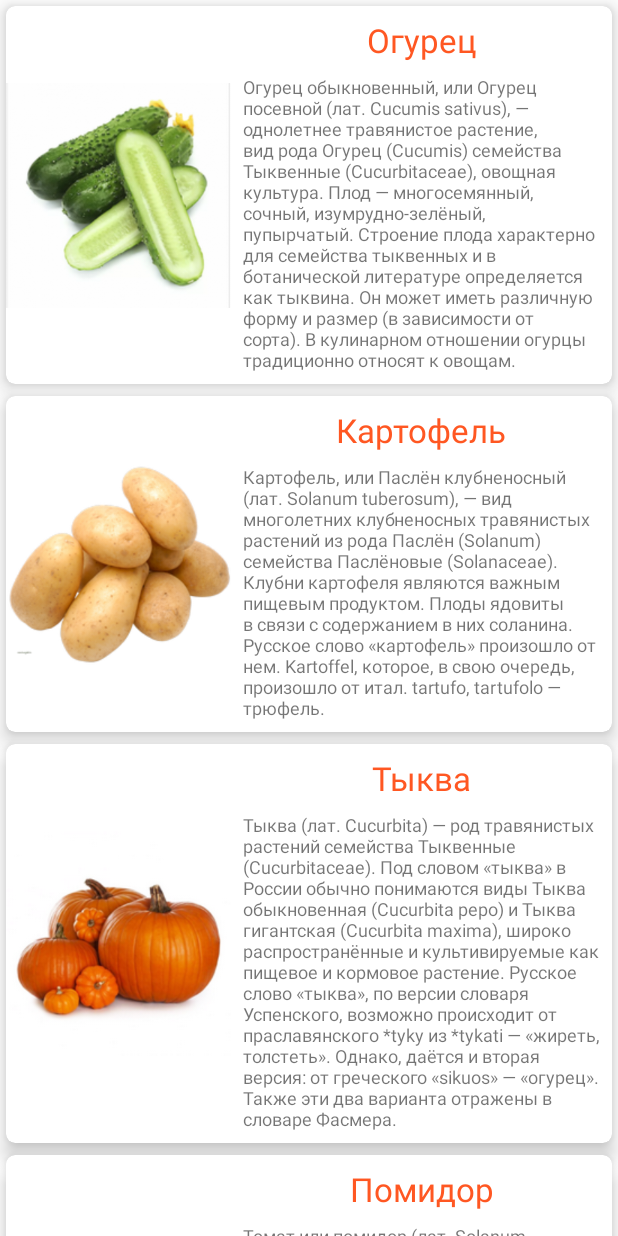
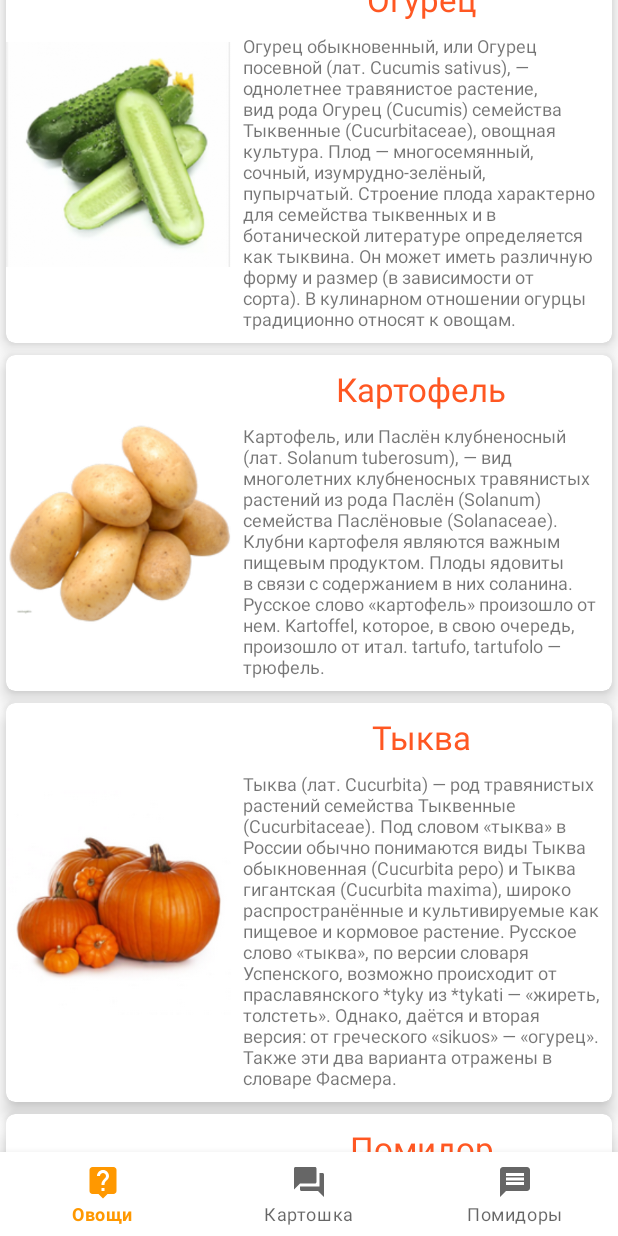
Before and after one commit to LeonovEgor/MaterialDesign5, an Android app: the fragment VegetablesFragment shown on its own in the app's theme, on a phone screen of 412 x 824 dp. Run offline under Robolectric (Android 15) with nearby library versions, the phone set to English and light mode, and no system bars; 2 statements that could not run were skipped.

Commit message:
1. Реализовано задание 1, 2, 3

```diff
--- /dev/null
+++ b/app/src/main/java/ru/leonov/hw/AllVegetablesFragment.java
@@ -0,0 +1,60 @@
+package ru.leonov.hw;
+
+import android.os.Bundle;
+import android.view.LayoutInflater;
+import android.view.View;
+import android.view.ViewGroup;
+
+import androidx.annotation.NonNull;
+import androidx.annotation.Nullable;
+import androidx.fragment.app.Fragment;
+import androidx.recyclerview.widget.LinearLayoutManager;
+import androidx.recyclerview.widget.RecyclerView;
+
+import com.google.android.material.appbar.CollapsingToolbarLayout;
+
+import java.util.Objects;
+
+import ru.leonov.hw.Data.Data;
+import ru.leonov.hw.Data.MyAdapter;
+import ru.leonov.hw.Data.VegetablesData;
+
+public class AllVegetablesFragment extends Fragment {
+
+    public static AllVegetablesFragment newInstance(Bundle bundle) {
+        AllVegetablesFragment currentFragment = new AllVegetablesFragment();
+        Bundle args = new Bundle();
+        args.putBundle("gettedArgs", bundle);
+        currentFragment.setArguments(args);
+        return currentFragment;
+    }
+
+
+    public View onCreateView(@NonNull LayoutInflater inflater,
+                             ViewGroup container, Bundle savedInstanceState) {
+        return inflater.inflate(R.layout.fragment_all_vegetables, container, false);
+    }
+
+    @Override
+    public void onViewCreated(@NonNull View view, @Nullable Bundle savedInstanceState) {
+        super.onViewCreated(view, savedInstanceState);
+
+        setCaption();
+        initRecyclerView(view);
+    }
+
+    private void setCaption() {
+        CollapsingToolbarLayout ctl = Objects.requireNonNull(getActivity()).findViewById(R.id.collapsing_toolbar_layout);
+        ctl.setTitle(getActivity().getString(R.string.menu_vegetables));
+    }
+
+    private void initRecyclerView(View view) {
+        RecyclerView recyclerView = view.findViewById(R.id.recycler_view);
+        LinearLayoutManager layoutManager = new LinearLayoutManager(getContext(), LinearLayoutManager.VERTICAL, false);
+
+        recyclerView.setLayoutManager(layoutManager);
+        Data data = new VegetablesData(getContext());
+        MyAdapter myAdapter = new MyAdapter(data.getList());
+        recyclerView.setAdapter(myAdapter);
+    }
+}
--- /dev/null
+++ b/app/src/main/java/ru/leonov/hw/PotatoFragment.java
@@ -0,0 +1,60 @@
+package ru.leonov.hw;
+
+import android.os.Bundle;
+import android.view.LayoutInflater;
+import android.view.View;
+import android.view.ViewGroup;
+
+import androidx.annotation.NonNull;
+import androidx.annotation.Nullable;
+import androidx.fragment.app.Fragment;
+import androidx.recyclerview.widget.LinearLayoutManager;
+import androidx.recyclerview.widget.RecyclerView;
+
+import com.google.android.material.appbar.CollapsingToolbarLayout;
+
+import java.util.Objects;
+
+import ru.leonov.hw.Data.Data;
+import ru.leonov.hw.Data.MyAdapter;
+import ru.leonov.hw.Data.PotatoData;
+import ru.leonov.hw.Data.VegetablesData;
+
+public class PotatoFragment extends Fragment {
+
+    public static PotatoFragment newInstance(Bundle bundle) {
+        PotatoFragment currentFragment = new PotatoFragment();
+        Bundle args = new Bundle();
+        args.putBundle("gettedArgs", bundle);
+        currentFragment.setArguments(args);
+        return currentFragment;
+    }
+
+    public View onCreateView(@NonNull LayoutInflater inflater,
+                             ViewGroup container, Bundle savedInstanceState) {
+        return inflater.inflate(R.layout.fragment_potato_vegetables, container, false);
+    }
+
+    @Override
+    public void onViewCreated(@NonNull View view, @Nullable Bundle savedInstanceState) {
+        super.onViewCreated(view, savedInstanceState);
+
+        setCaption();
+        initRecyclerView(view);
+    }
+
+    private void setCaption() {
+        CollapsingToolbarLayout ctl = Objects.requireNonNull(getActivity()).findViewById(R.id.collapsing_toolbar_layout);
+        ctl.setTitle(getActivity().getString(R.string.menu_vegetables));
+    }
+
+    private void initRecyclerView(View view) {
+        RecyclerView recyclerView = view.findViewById(R.id.recycler_view);
+        LinearLayoutManager layoutManager = new LinearLayoutManager(getContext(), LinearLayoutManager.VERTICAL, false);
+
+        recyclerView.setLayoutManager(layoutManager);
+        Data data = new PotatoData(getContext());
+        MyAdapter myAdapter = new MyAdapter(data.getList());
+        recyclerView.setAdapter(myAdapter);
+    }
+}
--- /dev/null
+++ b/app/src/main/java/ru/leonov/hw/TomatoFragment.java
@@ -0,0 +1,60 @@
+package ru.leonov.hw;
+
+import android.os.Bundle;
+import android.view.LayoutInflater;
+import android.view.View;
+import android.view.ViewGroup;
+
+import androidx.annotation.NonNull;
+import androidx.annotation.Nullable;
+import androidx.fragment.app.Fragment;
+import androidx.recyclerview.widget.LinearLayoutManager;
+import androidx.recyclerview.widget.RecyclerView;
+
+import com.google.android.material.appbar.CollapsingToolbarLayout;
+
+import java.util.Objects;
+
+import ru.leonov.hw.Data.Data;
+import ru.leonov.hw.Data.MyAdapter;
+import ru.leonov.hw.Data.TomatoData;
+import ru.leonov.hw.Data.VegetablesData;
+
+public class TomatoFragment extends Fragment {
+
+    public static TomatoFragment newInstance(Bundle bundle) {
+        TomatoFragment currentFragment = new TomatoFragment();
+        Bundle args = new Bundle();
+        args.putBundle("gettedArgs", bundle);
+        currentFragment.setArguments(args);
+        return currentFragment;
+    }
+
+    public View onCreateView(@NonNull LayoutInflater inflater,
+                             ViewGroup container, Bundle savedInstanceState) {
+        return inflater.inflate(R.layout.fragment_tomato_vegetables, container, false);
+    }
+
+    @Override
+    public void onViewCreated(@NonNull View view, @Nullable Bundle savedInstanceState) {
+        super.onViewCreated(view, savedInstanceState);
+
+        setCaption();
+        initRecyclerView(view);
+    }
+
+    private void setCaption() {
+        CollapsingToolbarLayout ctl = Objects.requireNonNull(getActivity()).findViewById(R.id.collapsing_toolbar_layout);
+        ctl.setTitle(getActivity().getString(R.string.menu_vegetables));
+    }
+
+    private void initRecyclerView(View view) {
+        RecyclerView recyclerView = view.findViewById(R.id.recycler_view);
+        LinearLayoutManager layoutManager = new LinearLayoutManager(getContext(), LinearLayoutManager.VERTICAL, false);
+
+        recyclerView.setLayoutManager(layoutManager);
+        Data data = new TomatoData(getContext());
+        MyAdapter myAdapter = new MyAdapter(data.getList());
+        recyclerView.setAdapter(myAdapter);
+    }
+}
--- a/app/src/main/java/ru/leonov/hw/VegetablesFragment.java
+++ b/app/src/main/java/ru/leonov/hw/VegetablesFragment.java
@@ -2,37 +2,43 @@ package ru.leonov.hw;
 
 import android.os.Bundle;
 import android.view.LayoutInflater;
+import android.view.MenuItem;
 import android.view.View;
 import android.view.ViewGroup;
 
 import androidx.annotation.NonNull;
 import androidx.annotation.Nullable;
 import androidx.fragment.app.Fragment;
-import androidx.recyclerview.widget.LinearLayoutManager;
-import androidx.recyclerview.widget.RecyclerView;
+import androidx.fragment.app.FragmentManager;
+import androidx.fragment.app.FragmentTransaction;
 
 import com.google.android.material.appbar.CollapsingToolbarLayout;
+import com.google.android.material.bottomnavigation.BottomNavigationView;
+import com.google.android.material.navigation.NavigationView;
 
 import java.util.Objects;
 
-import ru.leonov.hw.Data.Data;
-import ru.leonov.hw.Data.FruitData;
-import ru.leonov.hw.Data.MyAdapter;
-import ru.leonov.hw.Data.VegetablesData;
+public class VegetablesFragment extends Fragment implements BottomNavigationView.OnNavigationItemSelectedListener{
 
-public class VegetablesFragment extends Fragment {
+    private Fragment allVegetablesFragment;
+    private Fragment potatoFragment;
+    private Fragment tomatoFragment;
 
     public View onCreateView(@NonNull LayoutInflater inflater,
                              ViewGroup container, Bundle savedInstanceState) {
-        return inflater.inflate(R.layout.fragment_vegetables, container, false);
+        View root = inflater.inflate(R.layout.fragment_vegetables, container, false);
+
+        setCaption();
+        setupBottomNavigationView(root);
+
+        return root;
     }
 
     @Override
     public void onViewCreated(@NonNull View view, @Nullable Bundle savedInstanceState) {
         super.onViewCreated(view, savedInstanceState);
 
-        setCaption();
-        initRecyclerView(view);
+        initFragment();
     }
 
     private void setCaption() {
@@ -40,13 +46,45 @@ public class VegetablesFragment extends Fragment {
         ctl.setTitle(getActivity().getString(R.string.menu_vegetables));
     }
 
-    private void initRecyclerView(View view) {
-        RecyclerView recyclerView = view.findViewById(R.id.recycler_view);
-        LinearLayoutManager layoutManager = new LinearLayoutManager(getContext(), LinearLayoutManager.VERTICAL, false);
+    private void initFragment() {
+        allVegetablesFragment = AllVegetablesFragment.newInstance(null);
+        potatoFragment = PotatoFragment.newInstance(null);
+        tomatoFragment = TomatoFragment.newInstance(null);
 
-        recyclerView.setLayoutManager(layoutManager);
-        Data data = new VegetablesData(getContext());
-        MyAdapter myAdapter = new MyAdapter(data.getList());
-        recyclerView.setAdapter(myAdapter);
+        setFragment(allVegetablesFragment);
+    }
+
+    private void setFragment(Fragment selectedFragment) {
+        FragmentManager manager = Objects.requireNonNull(getActivity()).getSupportFragmentManager();
+        FragmentTransaction fTrans = manager.beginTransaction();
+        fTrans.replace(R.id.containerFrame, selectedFragment);
+        fTrans.commit();
+    }
+
+
+    private void setupBottomNavigationView(View view) {
+        BottomNavigationView navigation = view.findViewById(R.id.bnv);
+        navigation.setOnNavigationItemSelectedListener(this);
+    }
+
+    @Override
+    public boolean onNavigationItemSelected(@NonNull MenuItem menuItem) {
+        Fragment selectedFragment = null;
+
+        switch (menuItem.getItemId()) {
+            case R.id.action_vegetables_all:
+                selectedFragment = allVegetablesFragment;
+                break;
+            case R.id.action_potato:
+                selectedFragment = potatoFragment;
+                break;
+            case R.id.action_tomato:
+                selectedFragment = tomatoFragment;
+                break;
+        }
+        if (selectedFragment == null) return false;
+
+        setFragment(selectedFragment);
+        return true;
     }
 }
--- /dev/null
+++ b/app/src/main/res/drawable/ic_forum_black_24dp.xml
@@ -0,0 +1,9 @@
+<vector xmlns:android="http://schemas.android.com/apk/res/android"
+        android:width="24dp"
+        android:height="24dp"
+        android:viewportWidth="24.0"
+        android:viewportHeight="24.0">
+    <path
+        android:fillColor="#FF000000"
+        android:pathData="M21,6h-2v9L6,15v2c0,0.55 0.45,1 1,1h11l4,4L22,7c0,-0.55 -0.45,-1 -1,-1zM17,12L17,3c0,-0.55 -0.45,-1 -1,-1L3,2c-0.55,0 -1,0.45 -1,1v14l4,-4h10c0.55,0 1,-0.45 1,-1z"/>
+</vector>
--- /dev/null
+++ b/app/src/main/res/drawable/ic_live_help_black_24dp.xml
@@ -0,0 +1,9 @@
+<vector xmlns:android="http://schemas.android.com/apk/res/android"
+        android:width="24dp"
+        android:height="24dp"
+        android:viewportWidth="24.0"
+        android:viewportHeight="24.0">
+    <path
+        android:fillColor="#FF000000"
+        android:pathData="M19,2L5,2c-1.11,0 -2,0.9 -2,2v14c0,1.1 0.89,2 2,2h4l3,3 3,-3h4c1.1,0 2,-0.9 2,-2L21,4c0,-1.1 -0.9,-2 -2,-2zM13,18h-2v-2h2v2zM15.07,10.25l-0.9,0.92C13.45,11.9 13,12.5 13,14h-2v-0.5c0,-1.1 0.45,-2.1 1.17,-2.83l1.24,-1.26c0.37,-0.36 0.59,-0.86 0.59,-1.41 0,-1.1 -0.9,-2 -2,-2s-2,0.9 -2,2L8,8c0,-2.21 1.79,-4 4,-4s4,1.79 4,4c0,0.88 -0.36,1.68 -0.93,2.25z"/>
+</vector>
--- /dev/null
+++ b/app/src/main/res/drawable/ic_message_black_24dp.xml
@@ -0,0 +1,9 @@
+<vector xmlns:android="http://schemas.android.com/apk/res/android"
+        android:width="24dp"
+        android:height="24dp"
+        android:viewportWidth="24.0"
+        android:viewportHeight="24.0">
+    <path
+        android:fillColor="#FF000000"
+        android:pathData="M20,2L4,2c-1.1,0 -1.99,0.9 -1.99,2L2,22l4,-4h14c1.1,0 2,-0.9 2,-2L22,4c0,-1.1 -0.9,-2 -2,-2zM18,14L6,14v-2h12v2zM18,11L6,11L6,9h12v2zM18,8L6,8L6,6h12v2z"/>
+</vector>
--- /dev/null
+++ b/app/src/main/res/layout/fragment_all_vegetables.xml
@@ -0,0 +1,6 @@
+<?xml version="1.0" encoding="utf-8"?>
+<androidx.recyclerview.widget.RecyclerView
+    xmlns:android="http://schemas.android.com/apk/res/android"
+    android:id="@+id/recycler_view"
+    android:layout_width="match_parent"
+    android:layout_height="match_parent" />
--- /dev/null
+++ b/app/src/main/res/layout/fragment_potato_vegetables.xml
@@ -0,0 +1,6 @@
+<?xml version="1.0" encoding="utf-8"?>
+<androidx.recyclerview.widget.RecyclerView
+    xmlns:android="http://schemas.android.com/apk/res/android"
+    android:id="@+id/recycler_view"
+    android:layout_width="match_parent"
+    android:layout_height="match_parent" />
--- /dev/null
+++ b/app/src/main/res/layout/fragment_tomato_vegetables.xml
@@ -0,0 +1,6 @@
+<?xml version="1.0" encoding="utf-8"?>
+<androidx.recyclerview.widget.RecyclerView
+    xmlns:android="http://schemas.android.com/apk/res/android"
+    android:id="@+id/recycler_view"
+    android:layout_width="match_parent"
+    android:layout_height="match_parent" />
--- a/app/src/main/res/layout/fragment_vegetables.xml
+++ b/app/src/main/res/layout/fragment_vegetables.xml
@@ -1,6 +1,25 @@
 <?xml version="1.0" encoding="utf-8"?>
-<androidx.recyclerview.widget.RecyclerView
+<androidx.constraintlayout.widget.ConstraintLayout
     xmlns:android="http://schemas.android.com/apk/res/android"
-    android:id="@+id/recycler_view"
+    xmlns:app="http://schemas.android.com/apk/res-auto"
     android:layout_width="match_parent"
-    android:layout_height="match_parent" />
+    android:layout_height="match_parent"
+    android:orientation="vertical" >
+
+    <FrameLayout
+        android:id="@+id/containerFrame"
+        android:layout_width="match_parent"
+        android:layout_height="wrap_content"
+        app:layout_constraintBottom_toTopOf="@id/bnv"
+        app:layout_constraintTop_toTopOf="parent"
+        app:layout_constraintStart_toStartOf="parent"
+        app:layout_constraintEnd_toEndOf="parent" />
+
+    <com.google.android.material.bottomnavigation.BottomNavigationView
+        android:id="@+id/bnv"
+        android:layout_width="match_parent"
+        android:layout_height="wrap_content"
+        app:layout_constraintBottom_toBottomOf="parent"
+        app:menu="@menu/bottom_nav_menu" />
+
+</androidx.constraintlayout.widget.ConstraintLayout>
--- /dev/null
+++ b/app/src/main/res/menu/bottom_nav_menu.xml
@@ -0,0 +1,15 @@
+<?xml version="1.0" encoding="utf-8"?>
+<menu xmlns:android="http://schemas.android.com/apk/res/android"
+    xmlns:tools="http://schemas.android.com/tools"
+    tools:showIn="@layout/fragment_vegetables">
+
+    <item android:id="@+id/action_vegetables_all"
+        android:title="@string/menu_vegetables_all"
+        android:icon="@drawable/ic_live_help_black_24dp" />
+    <item android:id="@+id/action_potato"
+        android:title="@string/menu_potato"
+        android:icon="@drawable/ic_forum_black_24dp" />
+    <item android:id="@+id/action_tomato"
+        android:title="@string/menu_tomato"
+        android:icon="@drawable/ic_message_black_24dp" />
+</menu>
--- a/app/src/main/res/values/strings.xml
+++ b/app/src/main/res/values/strings.xml
@@ -124,5 +124,8 @@
         XXI века человек уничтожил около 50 % площадей лесов, ранее существовавших на планете. Половина лесной зоны принадлежит тропическим лесам.
         Площади, занятые деревьями с сомкнутостью крон менее 0,2—0,3, считаются редколесьем.
     </string>
+    <string name="menu_vegetables_all">Овощи</string>
+    <string name="menu_potato">Картошка</string>
+    <string name="menu_tomato">Помидоры</string>
 
 </resources>
```
Also changed, not shown: app/src/main/AndroidManifest.xml (+7 -5 lines), app/src/main/java/ru/leonov/hw/Data/PotatoData.java (added, +21 -0 lines), app/src/main/java/ru/leonov/hw/Data/TomatoData.java (added, +20 -0 lines).
